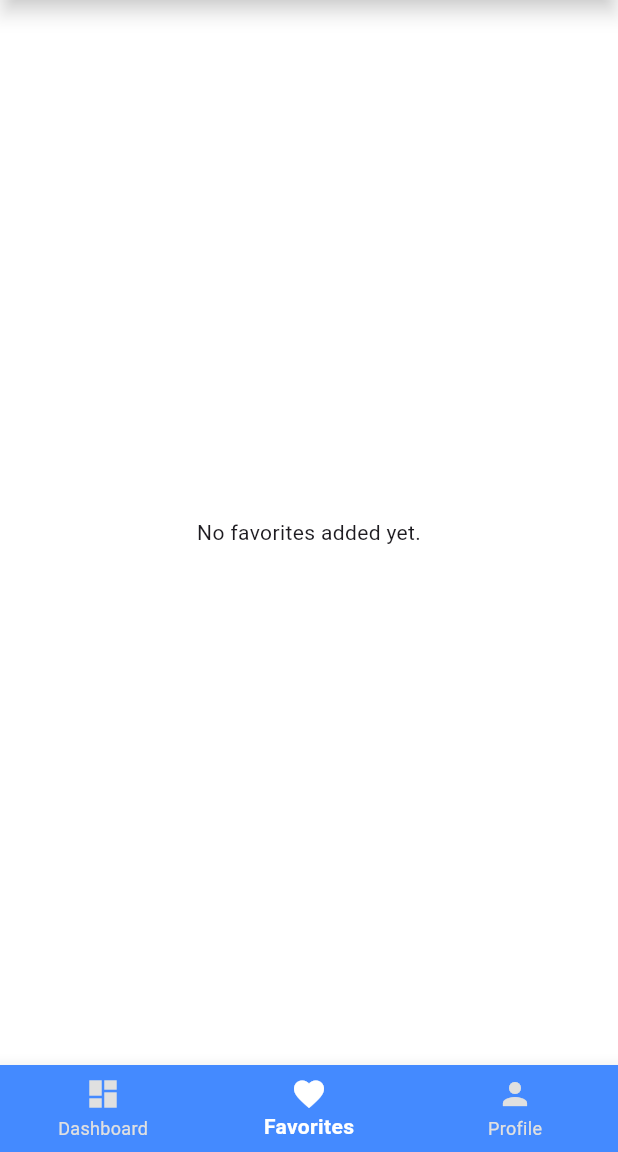
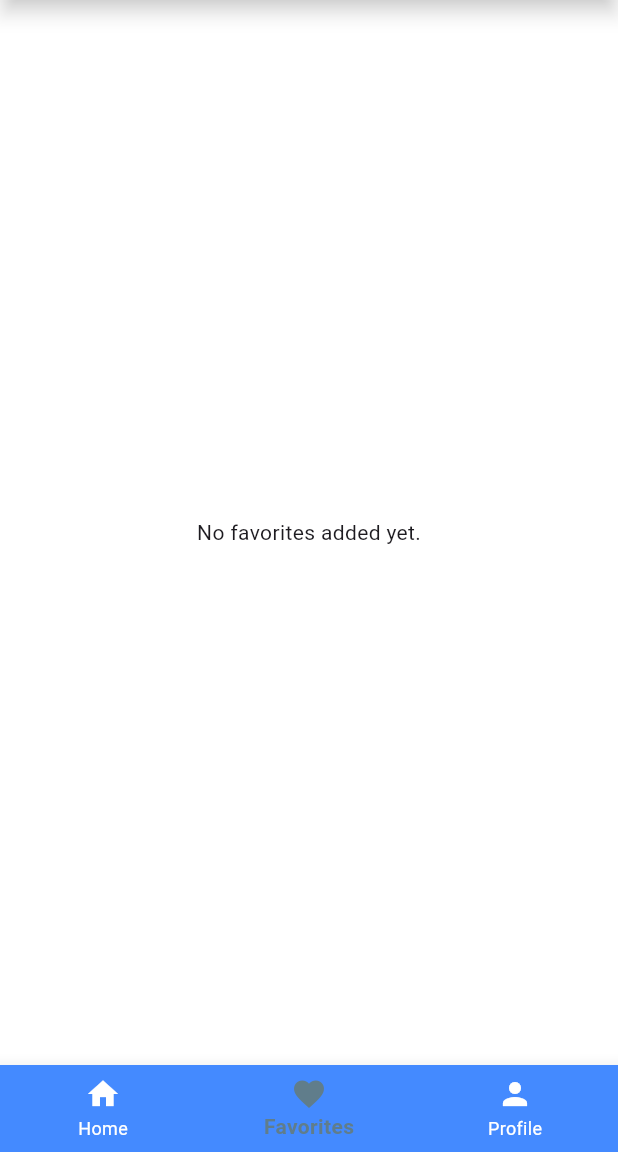
Before and after one commit to Misheel31/HomeRental, a Flutter app: the DashboardScreen screen opened directly, item 2 of the bottom bar chosen, on a phone screen of 412 x 824 dp, the part 84-1236 px from its top. Run offline on Flutter 3.47's test engine with Material 3 defaults, Android fonts, the light colour scheme and no system bars; missing offline and left inert: animated_switch; Roboto replaces fonts that are missing (Montserrat Bold).

Commit message:
Changes in Dashboard

```diff
--- a/lib/screen/dashboard_screen.dart
+++ b/lib/screen/dashboard_screen.dart
@@ -2,6 +2,7 @@ import 'package:flutter/material.dart';
 import 'package:home_rental/screen/favorites.dart';
 import 'package:home_rental/screen/feature_detail_screen.dart';
 import 'package:home_rental/screen/feature_search.dart';
+import 'package:home_rental/screen/house_list_screen.dart';
 import 'package:home_rental/screen/profile_screen.dart';
 
 class DashboardScreen extends StatefulWidget {
@@ -52,7 +53,7 @@ class _DashboardState extends State<DashboardScreen> {
       "title": "Millennium Park Suites",
       "image": "assets/images/splashscreen.webp",
       "price": "\$1700",
-      "location": "NEw York, USA",
+      "location": "New York, USA",
       "description":
           "Elegant downtown apartment offering breathtaking views of Millennium Park and Lake Michigan"
     },
@@ -87,12 +88,12 @@ class _DashboardState extends State<DashboardScreen> {
   String? _selectedPriceRange;
 
   final List<String> cities = [
-    "New York",
-    "San Francisco",
+    "New York, USA",
+    "",
     "Austin",
     "Los Angeles",
     "Seatlle",
-    "Chicago"
+    "Chicago, USA"
   ];
 
   final List<String> priceRanges = ["\$500", "\$1000", "\$1200", "\$1100"];
@@ -164,8 +165,8 @@ class _DashboardState extends State<DashboardScreen> {
         onTap: _onItemTapped,
         items: [
           BottomNavigationBarItem(
-            icon: Icon(Icons.dashboard, size: isTablet ? 28 : 24),
-            label: 'Dashboard',
+            icon: Icon(Icons.home, size: isTablet ? 28 : 24),
+            label: 'Home',
           ),
           BottomNavigationBarItem(
             icon: Icon(Icons.favorite, size: isTablet ? 28 : 24),
@@ -176,8 +177,8 @@ class _DashboardState extends State<DashboardScreen> {
             label: 'Profile',
           ),
         ],
-        selectedItemColor: Colors.white,
-        unselectedItemColor: Colors.grey[300],
+        selectedItemColor: Colors.blueGrey,
+        unselectedItemColor: Colors.white,
         backgroundColor: Colors.blueAccent,
         elevation: 10,
         selectedLabelStyle: TextStyle(
@@ -241,36 +242,36 @@ class _DashboardState extends State<DashboardScreen> {
   }
 
   // Filter Chips Row
-  // Widget _buildFilterChips() {
-  //   return Row(
-  //     mainAxisAlignment: MainAxisAlignment.spaceEvenly,
-  //     children: [
-  //       FilterChip(
-  //         label: const Text('House'),
-  //         onSelected: (_) {
-  //           Navigator.push(
-  //             context,
-  //             MaterialPageRoute(builder: (context) => const HouseListScreen()),
-  //           );
-  //         },
-  //         backgroundColor: Colors.grey[200],
-  //         selectedColor: Colors.blueAccent.withOpacity(0.2),
-  //       ),
-  //       FilterChip(
-  //         label: const Text('City'),
-  //         onSelected: (_) {},
-  //         backgroundColor: Colors.grey[200],
-  //         selectedColor: Colors.blueAccent.withOpacity(0.2),
-  //       ),
-  //       FilterChip(
-  //         label: const Text('Price Range'),
-  //         onSelected: (_) {},
-  //         backgroundColor: Colors.grey[200],
-  //         selectedColor: Colors.blueAccent.withOpacity(0.2),
-  //       ),
-  //     ],
-  //   );
-  // }
+  Widget _buildFilterChips() {
+    return Row(
+      mainAxisAlignment: MainAxisAlignment.spaceEvenly,
+      children: [
+        FilterChip(
+          label: const Text('House'),
+          onSelected: (_) {
+            Navigator.push(
+              context,
+              MaterialPageRoute(builder: (context) => const HouseListScreen()),
+            );
+          },
+          backgroundColor: Colors.grey[200],
+          selectedColor: Colors.blueAccent.withOpacity(0.2),
+        ),
+        FilterChip(
+          label: const Text('City'),
+          onSelected: (_) {},
+          backgroundColor: Colors.grey[200],
+          selectedColor: Colors.blueAccent.withOpacity(0.2),
+        ),
+        FilterChip(
+          label: const Text('Price Range'),
+          onSelected: (_) {},
+          backgroundColor: Colors.grey[200],
+          selectedColor: Colors.blueAccent.withOpacity(0.2),
+        ),
+      ],
+    );
+  }
 
   Widget _buildCityDropdown() {
     return ListView.builder(
@@ -326,13 +327,14 @@ class _DashboardState extends State<DashboardScreen> {
           crossAxisCount: crossAxisCount,
           crossAxisSpacing: isTablet ? 20 : 16,
           mainAxisSpacing: isTablet ? 20 : 16,
-          childAspectRatio: isTablet ? 0.85 : 0.75,
+          childAspectRatio: isTablet ? 0.75 : 0.65, // Adjusted for larger image
         ),
         itemCount: features.length,
         itemBuilder: (context, index) {
           final feature = filteredFeatures[index];
           final isFavorite =
               _favoriteIndices.contains(features.indexOf(feature));
+          final rating = (4 + (index % 10) / 10).toStringAsFixed(1);
 
           return GestureDetector(
             onTap: () {
@@ -354,77 +356,39 @@ class _DashboardState extends State<DashboardScreen> {
               ),
               elevation: 5,
               shadowColor: Colors.black26,
-              clipBehavior: Clip.antiAlias,
-              child: Stack(
+              child: Column(
+                crossAxisAlignment: CrossAxisAlignment.start,
                 children: [
-                  // Feature Image
-                  Container(
-                    decoration: BoxDecoration(
-                      image: DecorationImage(
-                        image: AssetImage(feature['image']!),
+                  // Image Section with increased height
+                  Stack(
+                    children: [
+                      SizedBox(
+                        height: isTablet ? 200 : 160, // Increased height
+                        width: double.infinity,
+                        child: ClipRRect(
+                          borderRadius: const BorderRadius.only(
+                            topLeft: Radius.circular(12),
+                            topRight: Radius.circular(12),
+                          ),
+                          child: Image.asset(
+                            feature['image']!,
                             fit: BoxFit.cover,
                           ),
                         ),
                       ),
-                  // Gradient Overlay
-                  Container(
-                    decoration: BoxDecoration(
-                      gradient: LinearGradient(
-                        colors: [
-                          Colors.black.withOpacity(0.7),
-                          Colors.transparent
-                        ],
-                        begin: Alignment.bottomCenter,
-                        end: Alignment.topCenter,
-                      ),
-                    ),
-                  ),
-                  // Feature Title
                       Positioned(
-                    bottom: isTablet ? 12 : 8,
-                    left: isTablet ? 12 : 8,
-                    right: isTablet ? 12 : 8,
-                    child: Column(
-                      children: [
-                        Text(
-                          feature['title']!,
-                          style: TextStyle(
-                            color: Colors.white,
-                            fontWeight: FontWeight.bold,
-                            fontSize: isTablet ? 16 : 14,
-                          ),
-                          // textAlign: TextAlign.center,
-                        ),
-                        Text(
-                          feature['price']!,
-                          style: TextStyle(
-                            color: Colors.white70,
-                            fontSize: isTablet ? 14 : 12,
-                          ),
-                          // textAlign: TextAlign.end,
-                        ),
-                        Text(
-                          feature['location']!,
-                          style: TextStyle(
-                            color: Colors.white70,
-                            fontSize: isTablet ? 14 : 12,
-                          ),
-                        )
-                      ],
-                    ),
-                  ),
-                  // Favorite Button
-                  Positioned(
-                    top: isTablet ? 12 : 8,
-                    right: isTablet ? 12 : 8,
+                        top: 8,
+                        right: 8,
                         child: CircleAvatar(
                           backgroundColor: Colors.white,
-                      radius: isTablet ? 20 : 16,
+                          radius: isTablet ? 18 : 16,
                           child: IconButton(
                             icon: Icon(
-                          isFavorite ? Icons.favorite : Icons.favorite_border,
+                              isFavorite
+                                  ? Icons.favorite
+                                  : Icons.favorite_border,
                               color: isFavorite ? Colors.red : Colors.grey,
-                          size: isTablet ? 24 : 20,
+                              size: isTablet ? 20 : 18,
                             ),
                             onPressed: () {
                               setState(() {
@@ -432,10 +396,100 @@ class _DashboardState extends State<DashboardScreen> {
                                   _favoriteIndices
                                       .remove(features.indexOf(feature));
                                 } else {
-                              _favoriteIndices.add(features.indexOf(feature));
+                                  _favoriteIndices
+                                      .add(features.indexOf(feature));
                                 }
                               });
                             },
+                          ),
+                        ),
+                      ),
+                    ],
+                  ),
+                  // Content Below Image with proper spacing
+                  Expanded(
+                    child: Padding(
+                      padding: const EdgeInsets.all(12.0), // Increased padding
+                      child: Column(
+                        crossAxisAlignment: CrossAxisAlignment.start,
+                        mainAxisAlignment: MainAxisAlignment
+                            .spaceBetween, // Added to distribute space
+                        children: [
+                          Column(
+                            crossAxisAlignment: CrossAxisAlignment.start,
+                            children: [
+                              Text(
+                                feature['title']!,
+                                style: TextStyle(
+                                  fontSize: isTablet ? 14 : 12,
+                                  fontWeight: FontWeight.bold,
+                                ),
+                                maxLines: 1,
+                                overflow: TextOverflow.ellipsis,
+                              ),
+                              const SizedBox(height: 6),
+                              Row(
+                                children: [
+                                  Icon(
+                                    Icons.star,
+                                    color: Colors.amber,
+                                    size: isTablet ? 16 : 14,
+                                  ),
+                                  const SizedBox(width: 4),
+                                  Text(
+                                    rating,
+                                    style: TextStyle(
+                                      fontSize: isTablet ? 12 : 10,
+                                      color: Colors.grey[700],
+                                    ),
+                                  ),
+                                  Text(
+                                    ' (${100 + index} reviews)',
+                                    style: TextStyle(
+                                      fontSize: isTablet ? 12 : 10,
+                                      color: Colors.grey[600],
+                                    ),
+                                  ),
+                                ],
+                              ),
+                            ],
+                          ),
+                          Column(
+                            crossAxisAlignment: CrossAxisAlignment.start,
+                            children: [
+                              Row(
+                                children: [
+                                  Icon(
+                                    Icons.location_on,
+                                    color: Colors.grey[600],
+                                    size: isTablet ? 16 : 14,
+                                  ),
+                                  const SizedBox(width: 4),
+                                  Expanded(
+                                    child: Text(
+                                      feature['location']!,
+                                      style: TextStyle(
+                                        fontSize: isTablet ? 12 : 10,
+                                        color: Colors.grey[600],
+                                      ),
+                                      maxLines: 1,
+                                      overflow: TextOverflow.ellipsis,
+                                    ),
+                                  ),
+                                ],
+                              ),
+                              const SizedBox(height: 6),
+                              Text(
+                                feature['price']!,
+                                style: TextStyle(
+                                  fontSize: isTablet ? 16 : 14,
+                                  fontWeight: FontWeight.bold,
+                                  color: Colors.blue,
+                                ),
+                              ),
+                            ],
+                          ),
+                        ],
                       ),
                     ),
                   ),
```
Lines whose indentation alone changed are shown as unchanged.
